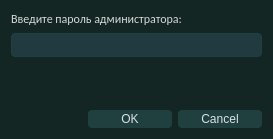
Before: the Qt Designer form src/gui/passworddialog.ui in whs31/quasar-software, drawn with Qt 5.
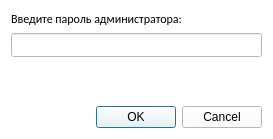
After: the same form once the commit is applied. Icons and pictures are not drawn.

What changed in the file:
```diff
--- a/src/gui/passworddialog.ui
+++ b/src/gui/passworddialog.ui
@@ -36,386 +36,7 @@
     <normaloff>:/ui-resources/quasarlogo/icon.png</normaloff>:/ui-resources/quasarlogo/icon.png</iconset>
   </property>
   <property name="styleSheet">
-   <string notr="true">QDialog {
-  background-color: #132623;
-}
-
-QDockWidget {
-  outline: 1px solid #204040;
-  background-color: #FAFAFA;
-  border: 1px solid #204040;
-  border-radius: 4px;
-  titlebar-close-icon: url(&quot;:/ui-resources/css/transparent.png&quot;);
-  titlebar-normal-icon: url(&quot;:/ui-resources/css/transparent.png&quot;);
-}
-
-QDockWidget::title {
-  /* Better size for title bar */
-  padding: 3px;
-  spacing: 4px;
-  border: none;
-  background-color: #204040;
-}
-
-QDockWidget::close-button {
-  icon-size: 12px;
-  border: none;
-  background: transparent;
-  background-image: transparent;
-  border: 0;
-  margin: 0;
-  padding: 0;
-  image: url(&quot;:/ui-resources/css/window_close.png&quot;);
-}
-
-QDockWidget::close-button:hover {
-  image: url(&quot;:/ui-resources/css/window_close_focus.png&quot;);
-}
-
-QDockWidget::close-button:pressed {
-  image: url(&quot;:/ui-resources/css/window_close_pressed.png&quot;);
-}
-
-QDockWidget::float-button {
-  icon-size: 12px;
-  border: none;
-  background: transparent;
-  background-image: transparent;
-  border: 0;
-  margin: 0;
-  padding: 0;
-  image: url(&quot;:/ui-resources/css/window_undock.png&quot;);
-}
-
-QDockWidget::float-button:hover {
-  image: url(&quot;:/ui-resources/css/window_undock_focus.png&quot;);
-}
-
-QDockWidget::float-button:pressed {
-  image: url(&quot;:/ui-resources/css/window_undock_pressed.png&quot;);
-}
-
-QScrollBar:horizontal {
-  height: 8px;
-  margin: 0px 16px 0px 16px;
-  border: 1px solid #204040;
-  border-radius: 4px;
-  background-color: #204040;
-}
-
-QScrollBar:vertical {
-  background-color: #204040;
-  width: 8px;
-  margin: 16px 0px 16px 0px;
-  border: 1px solid #204040;
-  border-radius: 4px;
-}
-
-QScrollBar::handle:horizontal {
-  background-color: #204040;
-  border: 1px solid #204040;
-  border-radius: 4px;
-  min-width: 8px;
-}
-
-QScrollBar::handle:horizontal:hover {
-  background-color: #499c54;
-  border: #499c54;
-  border-radius: 4px;
-  min-width: 8px;
-}
-
-QScrollBar::handle:horizontal:focus {
-  border: 1px solid #bc9117;
-}
-
-QScrollBar::handle:vertical {
-  background-color: #204040;
-  border: 1px solid #204040;
-  min-height: 8px;
-  border-radius: 4px;
-}
-
-QScrollBar::handle:vertical:hover {
-  background-color: #499c54;
-  border: #499c54;
-  border-radius: 4px;
-  min-height: 8px;
-}
-
-QScrollBar::handle:vertical:focus {
-  border: 1px solid #bc9117;
-}
-
-QScrollBar::add-line:horizontal {
-  margin: 0px 0px 0px 0px;
-  border-image: url(&quot;:/ui-resources/css/arrow_right_disabled.png&quot;);
-  height: 12px;
-  width: 12px;
-  subcontrol-position: right;
-  subcontrol-origin: margin;
-}
-
-QScrollBar::add-line:horizontal:hover, QScrollBar::add-line:horizontal:on {
-  border-image: url(&quot;:/ui-resources/css/arrow_right.png&quot;);
-  height: 12px;
-  width: 12px;
-  subcontrol-position: right;
-  subcontrol-origin: margin;
-}
-
-QScrollBar::add-line:vertical {
-  margin: 3px 0px 3px 0px;
-  border-image: url(&quot;:/ui-resources/css/arrow_down_disabled.png&quot;);
-  height: 12px;
-  width: 12px;
-  subcontrol-position: bottom;
-  subcontrol-origin: margin;
-}
-
-QScrollBar::add-line:vertical:hover, QScrollBar::add-line:vertical:on {
-  border-image: url(&quot;:/ui-resources/css/arrow_down.png&quot;);
-  height: 12px;
-  width: 12px;
-  subcontrol-position: bottom;
-  subcontrol-origin: margin;
-}
-
-QScrollBar::sub-line:horizontal {
-  margin: 0px 3px 0px 3px;
-  border-image: url(&quot;:/ui-resources/css/arrow_left_disabled.png&quot;);
-  height: 12px;
-  width: 12px;
-  subcontrol-position: left;
-  subcontrol-origin: margin;
-}
-
-QScrollBar::sub-line:horizontal:hover, QScrollBar::sub-line:horizontal:on {
-  border-image: url(&quot;:/ui-resources/css/arrow_left.png&quot;);
-  height: 12px;
-  width: 12px;
-  subcontrol-position: left;
-  subcontrol-origin: margin;
-}
-
-QScrollBar::sub-line:vertical {
-  margin: 3px 0px 3px 0px;
-  border-image: url(&quot;:/ui-resources/css/arrow_up_disabled.png&quot;);
-  height: 12px;
-  width: 12px;
-  subcontrol-position: top;
-  subcontrol-origin: margin;
-}
-
-QScrollBar::sub-line:vertical:hover, QScrollBar::sub-line:vertical:on {
-  border-image: url(&quot;:/ui-resources/css/arrow_up.png&quot;);
-  height: 12px;
-  width: 12px;
-  subcontrol-position: top;
-  subcontrol-origin: margin;
-}
-
-QScrollBar::up-arrow:horizontal, QScrollBar::down-arrow:horizontal {
-  background: none;
-}
-
-QScrollBar::up-arrow:vertical, QScrollBar::down-arrow:vertical {
-  background: none;
-}
-
-QScrollBar::add-page:horizontal, QScrollBar::sub-page:horizontal {
-  background: none;
-}
-
-QScrollBar::add-page:vertical, QScrollBar::sub-page:vertical {
-  background: none;
-}
-
-QMainWindow::separator {
-  background-color: #204040;
-  border: 0px solid #FAFAFA;
-  spacing: 0px;
-  padding: 0px;
-}
-
-QMainWindow::separator:hover {
-  background-color: #499c54;
-  border: 0px solid #73C7FF;
-}
-
-QMainWindow::separator:horizontal {
-  width: 2px;
-  margin-top: 2px;
-  margin-bottom: 2px;
-  image: url(&quot;:/ui-resources/css/toolbar_separator_vertical.png&quot;);
-}
-
-QMainWindow::separator:vertical {
-  height: 2px;
-  margin-left: 2px;
-  margin-right: 2px;
-  image: url(&quot;:/ui-resources/css/toolbar_separator_horizontal.png&quot;);
-}
-
-QMenuBar {
-  background-color: #204040;
-  padding: 2px;
-  border: 1px solid #204040;
-  color: #19232D;
-  selection-background-color: #73C7FF;
-}
-
-QMenuBar:focus {
-  border: 1px solid #9FCBFF;
-}
-
-QMenuBar::item {
-  background: transparent;
-  padding: 4px;
-}
-
-QMenuBar::item:selected {
-  padding: 4px;
-  background: transparent;
-  border: 0px solid #C9CDD0;
-  background-color: #73C7FF;
-}
-
-QMenuBar::item:pressed {
-  padding: 4px;
-  border: 0px solid #C9CDD0;
-  background-color: #73C7FF;
-  color: #19232D;
-  margin-bottom: 0px;
-  padding-bottom: 0px;
-}
-
-/* QMenu ------------------------------------------------------------------
-
-https://doc.qt.io/qt-5/stylesheet-examples.html#customizing-qmenu
-
---------------------------------------------------------------------------- */
-QMenu {
-  border: 0px solid #C9CDD0;
-  color: #19232D;
-  margin: 0px;
-  background-color: #CED1D4;
-  selection-background-color: #73C7FF;
-}
-
-QMenu::separator {
-  height: 1px;
-  background-color: #ACB1B6;
-  color: #19232D;
-}
-
-QMenu::item {
-  background-color: #CED1D4;
-  padding: 4px 24px 4px 28px;
-  /* Reserve space for selection border */
-  border: 1px transparent #C9CDD0;
-}
-
-QMenu::item:selected {
-  color: #19232D;
-  background-color: #73C7FF;
-}
-
-QMenu::item:pressed {
-  background-color: #73C7FF;
-}
-
-QMenu::icon {
-  padding-left: 10px;
-  width: 14px;
-  height: 14px;
-}
-
-QMenu::indicator {
-  padding-left: 8px;
-  width: 12px;
-  height: 12px;
-  /* non-exclusive indicator = check box style indicator (see QActionGroup::setExclusive) */
-  /* exclusive indicator = radio button style indicator (see QActionGroup::setExclusive) */
-}
-
-QMenu::indicator:non-exclusive:unchecked {
-  image: url(&quot;:/ui-resources/css/checkbox_unchecked.png&quot;);
-}
-
-QMenu::indicator:non-exclusive:unchecked:hover, QMenu::indicator:non-exclusive:unchecked:focus, QMenu::indicator:non-exclusive:unchecked:pressed {
-  border: none;
-  image: url(&quot;:/ui-resources/css/checkbox_unchecked_focus.png&quot;);
-}
-
-QMenu::indicator:non-exclusive:unchecked:disabled {
-  image: url(&quot;:/ui-resources/css/checkbox_unchecked_disabled.png&quot;);
-}
-
-QMenu::indicator:non-exclusive:checked {
-  image: url(&quot;:/ui-resources/css/checkbox_checked.png&quot;);
-}
-
-QMenu::indicator:non-exclusive:checked:hover, QMenu::indicator:non-exclusive:checked:focus, QMenu::indicator:non-exclusive:checked:pressed {
-  border: none;
-  image: url(&quot;:/ui-resources/css/checkbox_checked_focus.png&quot;);
-}
-
-QMenu::indicator:non-exclusive:checked:disabled {
-  image: url(&quot;:/ui-resources/css/checkbox_checked_disabled.png&quot;);
-}
-
-QMenu::indicator:non-exclusive:indeterminate {
-  image: url(&quot;:/ui-resources/css/checkbox_indeterminate.png&quot;);
-}
-
-QMenu::indicator:non-exclusive:indeterminate:disabled {
-  image: url(&quot;:/ui-resources/css/checkbox_indeterminate_disabled.png&quot;);
-}
-
-QMenu::indicator:non-exclusive:indeterminate:focus, QMenu::indicator:non-exclusive:indeterminate:hover, QMenu::indicator:non-exclusive:indeterminate:pressed {
-  image: url(&quot;:/ui-resources/css/checkbox_indeterminate_focus.png&quot;);
-}
-
-QMenu::indicator:exclusive:unchecked {
-  image: url(&quot;:/ui-resources/css/radio_unchecked.png&quot;);
-}
-
-QMenu::indicator:exclusive:unchecked:hover, QMenu::indicator:exclusive:unchecked:focus, QMenu::indicator:exclusive:unchecked:pressed {
-  border: none;
-  outline: none;
-  image: url(&quot;:/ui-resources/css/radio_unchecked_focus.png&quot;);
-}
-
-QMenu::indicator:exclusive:unchecked:disabled {
-  image: url(&quot;:/ui-resources/css/radio_unchecked_disabled.png&quot;);
-}
-
-QMenu::indicator:exclusive:checked {
-  border: none;
-  outline: none;
-  image: url(&quot;:/ui-resources/css/radio_checked.png&quot;);
-}
-
-QMenu::indicator:exclusive:checked:hover, QMenu::indicator:exclusive:checked:focus, QMenu::indicator:exclusive:checked:pressed {
-  border: none;
-  outline: none;
-  image: url(&quot;:/ui-resources/css/radio_checked_focus.png&quot;);
-}
-
-QMenu::indicator:exclusive:checked:disabled {
-  outline: none;
-  image: url(&quot;:/ui-resources/css/radio_checked_disabled.png&quot;);
-}
-
-QMenu::right-arrow {
-  margin: 5px;
-  padding-left: 12px;
-  image: url(&quot;:/ui-resources/css/arrow_right.png&quot;);
-  height: 12px;
-  width: 12px;
-}
-</string>
+   <string notr="true">background-color: #FFFFFF;</string>
   </property>
   <layout class="QVBoxLayout" name="verticalLayout">
    <item>
@@ -432,23 +53,7 @@
       </font>
      </property>
      <property name="styleSheet">
-      <string notr="true">QWidget {
- color: #D8d8d8
-}
-
-Label {
-  background-color: #313131;
-  border: 0px solid #C9CDD0;
-  padding: 2px;
-  margin: 0px;
-  color: #D8d8d8;
-}
-
-QLabel:disabled {
-  background-color: #313131;
-  border: 0px solid #C9CDD0;
-  color: #Bebebf;
-}</string>
+      <string notr="true"/>
      </property>
      <property name="text">
       <string>Введите пароль администратора:</string>
@@ -469,39 +74,7 @@
       </font>
      </property>
      <property name="styleSheet">
-      <string notr="true">QLineEdit {
-  background-color: #203a40;
-  padding-top: 2px;
-  /* This QLineEdit fix  103, 111 */
-  padding-bottom: 2px;
-  /* This QLineEdit fix  103, 111 */
-  padding-left: 4px;
-  padding-right: 4px;
-  border-style: solid;
-  border: 1px solid #204040;
-  border-radius: 4px;
-  color: #F2F2F2;
-}
-
-QLineEdit:disabled {
-  background-color: #203a40;
-  color: #9DA9B5;
-}
-
-QLineEdit:hover {
-  border: 1px solid #499c54;
-  color: #F2F2F2;
-}
-
-QLineEdit:focus {
-  border: 1px solid #bc9117;
-}
-
-QLineEdit:selected {
-  background-color: #bc9117;
-  color: #bc9117;
-}
-</string>
+      <string notr="true"/>
      </property>
      <property name="echoMode">
       <enum>QLineEdit::Password</enum>
@@ -534,51 +107,7 @@
       </font>
      </property>
      <property name="styleSheet">
-      <string notr="true">QDialogButtonBox QPushButton {
-  /* Issue #194 #248 - Special case of QPushButton inside dialogs, for better UI */
-  min-width: 80px;
-}
-QPushButton {
-  background-color: #204040;
-  color: #dae1e5;
-  border-radius: 4px;
-  padding: 2px;
-  outline: none;
-  border: none;
-}
-
-QPushButton:disabled {
-  background-color: #203a40;
-  color: #Bebebf;
-  border-radius: 4px;
-  padding: 2px;
-}
-
-QPushButton:hover {
-  background-color: #499c54;
-  color: #23243b;
-}
-
-QPushButton:pressed {
-  background-color: #132623;
-  color: #23243b;
-}
-
-QPushButton:selected {
-  background: #ACB1B6;
-  color: #19232D;
-}
-
-QPushButton::menu-indicator {
-  subcontrol-origin: padding;
-  subcontrol-position: bottom right;
-  bottom: 4px;
-}
-
-QDialogButtonBox QPushButton {
-  /* Issue #194 #248 - Special case of QPushButton inside dialogs, for better UI */
-  min-width: 80px;
-}</string>
+      <string notr="true"/>
      </property>
      <property name="orientation">
       <enum>Qt::Horizontal</enum>
```
Left out of the diff: 4 changed lines with no effect on the pictures.
